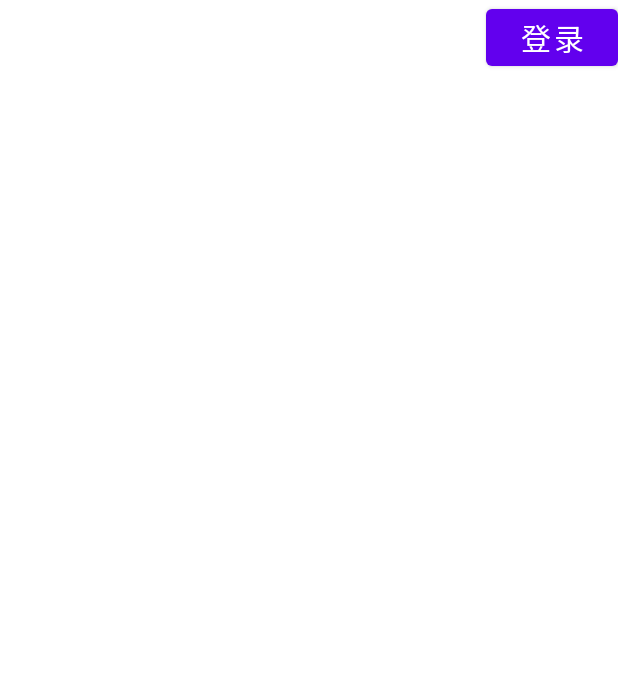
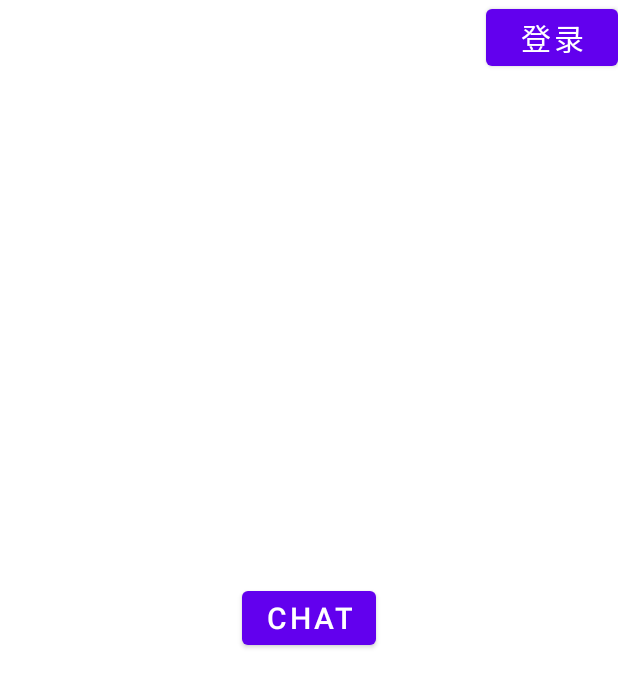
Before and after one commit to ohhobo/Zhiji, an Android app: the MainActivity screen opened directly, with no data from a screen before it, on a phone screen of 412 x 824 dp. Shown: the top 687 px of the screen. Run offline under Robolectric (Android 15) with nearby library versions, the phone set to English and light mode, and no system bars.

Commit message:
2021-11-22-15:33

```diff
--- a/app/src/main/java/com/sdu/zhiji/MainActivity.kt
+++ b/app/src/main/java/com/sdu/zhiji/MainActivity.kt
@@ -3,21 +3,28 @@ package com.sdu.zhiji
 import android.content.Intent
 import androidx.appcompat.app.AppCompatActivity
 import android.os.Bundle
+import android.util.Log
 import android.view.Menu
 import android.widget.Button
 import android.widget.Toast
+import kotlin.math.sign
 import kotlin.math.truncate
 
 class MainActivity : AppCompatActivity() {
     override fun onCreate(savedInstanceState: Bundle?) {
         super.onCreate(savedInstanceState)
         setContentView(R.layout.activity_main)
+        val button1 = findViewById<Button>(R.id.chat_button)
+        button1.setOnClickListener {
+                val intent = Intent(this, ChatActivity::class.java)
+                startActivity(intent)
+        }
         //点击button2 跳转至登录界面
         val button2 = findViewById<Button>(R.id.signin_button)
         button2.setOnClickListener {
-            if (SignStatus.status == 1) {
-                Toast.makeText(this,"already sign in",Toast.LENGTH_SHORT)
-            } else {
+            if (SignStatus.status == 1)
+                Toast.makeText(this, "already sign in", Toast.LENGTH_SHORT)
+            else {
                 val intent = Intent(this, SigninActivity::class.java)
                 startActivity(intent)
             }
--- a/app/src/main/res/layout/activity_main.xml
+++ b/app/src/main/res/layout/activity_main.xml
@@ -13,8 +13,23 @@
         android:layout_height="wrap_content"
         android:text="@string/signin"
         android:textSize="20sp"
+        app:layout_constraintBottom_toBottomOf="parent"
+        app:layout_constraintHorizontal_bias="1"
+        app:layout_constraintLeft_toLeftOf="parent"
         app:layout_constraintRight_toRightOf="parent"
-        tools:ignore="MissingConstraints"></Button>
+        app:layout_constraintTop_toTopOf="parent"
+        app:layout_constraintVertical_bias="0"></Button>
+
+    <Button
+        android:id="@+id/chat_button"
+        android:layout_width="wrap_content"
+        android:layout_height="wrap_content"
+        android:text="chat"
+        android:textSize="20sp"
+        app:layout_constraintBottom_toBottomOf="parent"
+        app:layout_constraintLeft_toLeftOf="parent"
+        app:layout_constraintRight_toRightOf="parent"
+        app:layout_constraintTop_toTopOf="parent"></Button>
 
 
 </androidx.constraintlayout.widget.ConstraintLayout>
--- a/app/src/main/res/values/colors.xml
+++ b/app/src/main/res/values/colors.xml
@@ -8,4 +8,5 @@
     <color name="black">#FF000000</color>
     <color name="white">#FFFFFFFF</color>
     <color name="blue_welcome">#1F0000FF</color>
+    <color name="chat_back">#d8e0e8</color>
 </resources>
```
Also changed, not shown: app/src/main/AndroidManifest.xml (+10 -4 lines), app/src/main/java/com/sdu/zhiji/AppVars.kt (+66 -1 lines), app/src/main/res/layout/activity_signin.xml (+5 -2 lines), app/src/main/res/layout/activity_signup.xml (+8 -5 lines).
